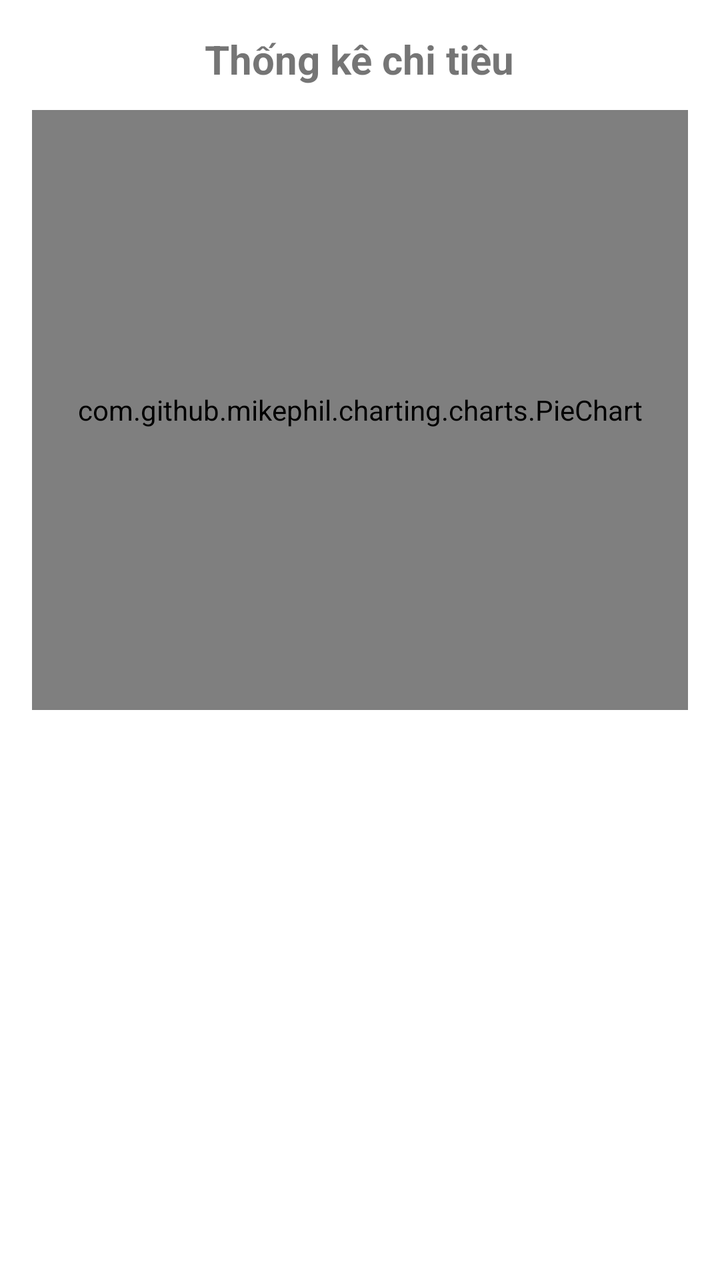
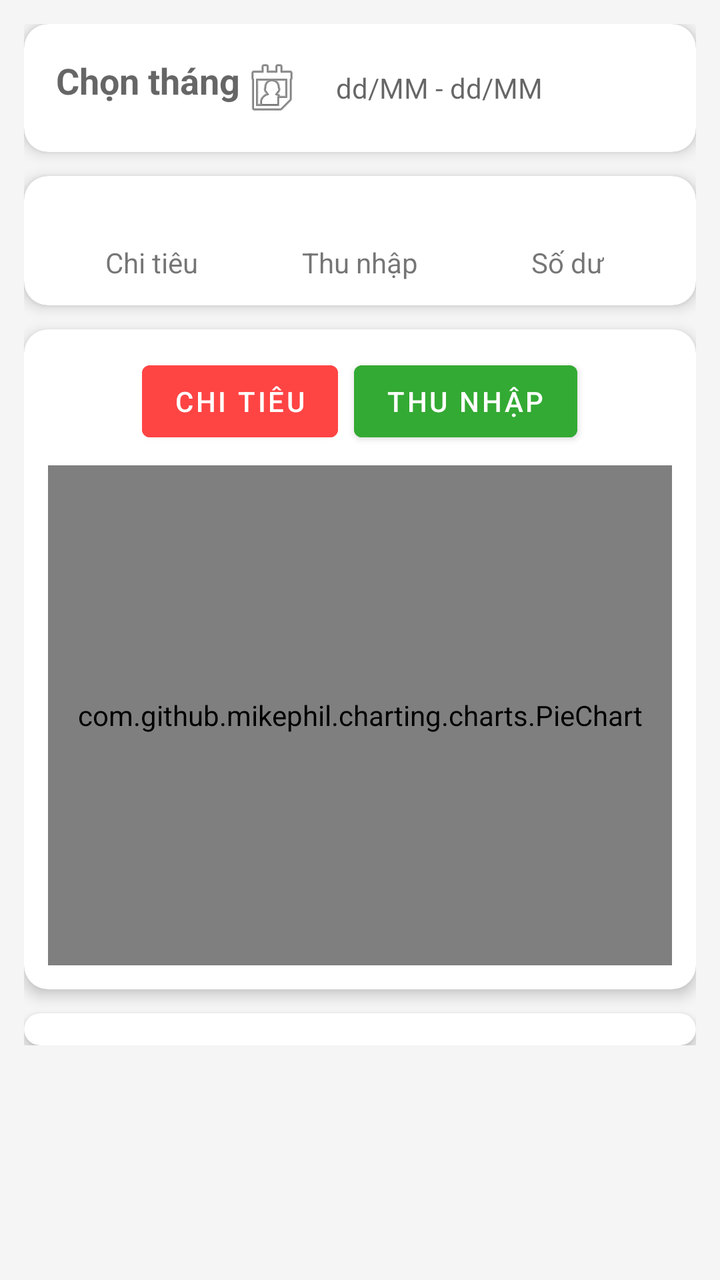

Two renders of the same Android screen: before a commit and after it. Below are the layout's source before the change and the commit's diff.
<!-- AndroidManifest.xml: application theme Theme.ExpenseManagement -->
<!-- res/layout/fragment_statistics.xml -->
<?xml version="1.0" encoding="utf-8"?>
<LinearLayout xmlns:android="http://schemas.android.com/apk/res/android"
    android:orientation="vertical"
    android:layout_width="match_parent"
    android:layout_height="match_parent"
    android:padding="16dp">

    
    <TextView
        android:id="@+id/tvTitle"
        android:text="Thống kê chi tiêu"
        android:textSize="20sp"
        android:textStyle="bold"
        android:layout_gravity="center"
        android:layout_marginBottom="12dp"
        android:layout_width="wrap_content"
        android:layout_height="wrap_content"/>

    
    <com.github.mikephil.charting.charts.PieChart
        android:id="@+id/pieChart"
        android:layout_width="match_parent"
        android:layout_height="300dp"
        android:layout_marginBottom="16dp" />

    
    <LinearLayout
        android:id="@+id/legendLayout"
        android:orientation="vertical"
        android:layout_width="match_parent"
        android:layout_height="wrap_content">
        
    </LinearLayout>

</LinearLayout>
<!-- resources referenced by this layout -->
<resources>
  <style name="Theme.ExpenseManagement" parent="Theme.MaterialComponents.DayNight.NoActionBar">
          <item name="colorPrimary">@color/purple_500</item>
          <item name="colorPrimaryDark">@color/purple_700</item>
          <item name="colorAccent">@color/teal_200</item>
  
          <item name="android:statusBarColor" tools:targetApi="l">?attr/colorPrimaryDark</item>
      </style>
  <color name="purple_500">#FF6200EE</color>
  <color name="purple_700">#FF3700B3</color>
  <color name="teal_200">#FF03DAC5</color>
</resources>

<!-- the commit's change to res/layout/fragment_statistics.xml (unified diff, before → after) -->
@@ -1,35 +1,213 @@
 <?xml version="1.0" encoding="utf-8"?>
-<LinearLayout xmlns:android="http://schemas.android.com/apk/res/android"
-    android:orientation="vertical"
+<ScrollView xmlns:android="http://schemas.android.com/apk/res/android"
+    xmlns:app="http://schemas.android.com/apk/res-auto"
     android:layout_width="match_parent"
     android:layout_height="match_parent"
-    android:padding="16dp">
-
-    
-    <TextView
-        android:id="@+id/tvTitle"
-        android:text="Thống kê chi tiêu"
-        android:textSize="20sp"
-        android:textStyle="bold"
-        android:layout_gravity="center"
-        android:layout_marginBottom="12dp"
-        android:layout_width="wrap_content"
-        android:layout_height="wrap_content"/>
-
-    
-    <com.github.mikephil.charting.charts.PieChart
-        android:id="@+id/pieChart"
-        android:layout_width="match_parent"
-        android:layout_height="300dp"
-        android:layout_marginBottom="16dp" />
-
-    
+    android:background="#F5F5F5">
+
     <LinearLayout
-        android:id="@+id/legendLayout"
         android:orientation="vertical"
         android:layout_width="match_parent"
-        android:layout_height="wrap_content">
-        
+        android:layout_height="wrap_content"
+        android:padding="12dp">
+
+        
+        <com.google.android.material.card.MaterialCardView
+            android:layout_width="match_parent"
+            android:layout_height="wrap_content"
+            android:layout_marginBottom="12dp"
+            app:cardElevation="4dp"
+            app:cardCornerRadius="12dp">
+
+            <LinearLayout
+                android:orientation="horizontal"
+                android:gravity="center_vertical"
+                android:padding="12dp"
+                android:layout_width="match_parent"
+                android:layout_height="wrap_content">
+
+                
+                <TextView
+                    android:id="@+id/tvMonth"
+                    android:text=""
+                    android:hint="Chọn tháng"
+                    android:textSize="18sp"
+                    android:textStyle="bold"
+                    android:layout_marginEnd="12dp"
+                    android:layout_width="wrap_content"
+                    android:layout_height="wrap_content"
+                    android:drawableEnd="@android:drawable/ic_menu_my_calendar"
+                    android:clickable="true"
+                    android:focusable="true"
+                    android:padding="4dp"
+                    android:background="?attr/selectableItemBackgroundBorderless" />
+
+                
+                <TextView
+                    android:id="@+id/tvDateRange"
+                    android:text=""
+                    android:hint="dd/MM - dd/MM"
+                    android:textSize="14sp"
+                    android:textColor="#888888"
+                    android:layout_width="wrap_content"
+                    android:layout_height="wrap_content"/>
+            </LinearLayout>
+        </com.google.android.material.card.MaterialCardView>
+
+
+
+
+        
+        <androidx.cardview.widget.CardView
+            android:layout_width="match_parent"
+            android:layout_height="wrap_content"
+            android:layout_marginBottom="12dp"
+            app:cardElevation="4dp"
+            app:cardCornerRadius="12dp">
+
+            <LinearLayout
+                android:orientation="horizontal"
+                android:padding="12dp"
+                android:layout_width="match_parent"
+                android:layout_height="wrap_content">
+
+                
+                <LinearLayout
+                    android:orientation="vertical"
+                    android:gravity="center"
+                    android:layout_width="0dp"
+                    android:layout_height="wrap_content"
+                    android:layout_weight="1">
+
+                    <TextView
+                        android:id="@+id/tvExpense"
+                        android:text=""
+                        android:textColor="#FF4444"
+                        android:textSize="16sp"
+                        android:textStyle="bold"
+                        android:layout_width="wrap_content"
+                        android:layout_height="wrap_content"/>
+
+                    <TextView
+                        android:text="Chi tiêu"
+                        android:textSize="14sp"
+                        android:layout_width="wrap_content"
+                        android:layout_height="wrap_content"/>
+                </LinearLayout>
+
+                
+                <LinearLayout
+                    android:orientation="vertical"
+                    android:gravity="center"
+                    android:layout_width="0dp"
+                    android:layout_height="wrap_content"
+                    android:layout_weight="1">
+
+                    <TextView
+                        android:id="@+id/tvIncome"
+                        android:text=""
+                        android:textColor="#33AA33"
+                        android:textSize="16sp"
+                        android:textStyle="bold"
+                        android:layout_width="wrap_content"
+                        android:layout_height="wrap_content"/>
+
+                    <TextView
+                        android:text="Thu nhập"
+                        android:textSize="14sp"
+                        android:layout_width="wrap_content"
+                        android:layout_height="wrap_content"/>
+                </LinearLayout>
+
+                
+                <LinearLayout
+                    android:orientation="vertical"
+                    android:gravity="center"
+                    android:layout_width="0dp"
+                    android:layout_height="wrap_content"
+                    android:layout_weight="1">
+
+                    <TextView
+                        android:id="@+id/tvBalance"
+                        android:text=""
+                        android:textColor="#000000"
+                        android:textSize="16sp"
+                        android:textStyle="bold"
+                        android:layout_width="wrap_content"
+                        android:layout_height="wrap_content"/>
+
+                    <TextView
+                        android:text="Số dư"
+                        android:textSize="14sp"
+                        android:layout_width="wrap_content"
+                        android:layout_height="wrap_content"/>
+                </LinearLayout>
+            </LinearLayout>
+        </androidx.cardview.widget.CardView>
+
+
+        
+        <androidx.cardview.widget.CardView
+            android:layout_width="match_parent"
+            android:layout_height="wrap_content"
+            android:layout_marginBottom="12dp"
+            app:cardElevation="4dp"
+            app:cardCornerRadius="12dp">
+
+            <LinearLayout
+                android:orientation="vertical"
+                android:layout_width="match_parent"
+                android:layout_height="wrap_content"
+                android:padding="12dp">
+
+                
+                <LinearLayout
+                    android:orientation="horizontal"
+                    android:gravity="center"
+                    android:layout_width="match_parent"
+                    android:layout_height="wrap_content"
+                    android:layout_marginBottom="8dp">
+
+                    <Button
+                        android:id="@+id/btnExpense"
+                        android:text="Chi tiêu"
+                        android:layout_marginEnd="8dp"
+                        android:backgroundTint="#FF4444"
+                        android:textColor="#FFFFFF"
+                        android:layout_width="wrap_content"
+                        android:layout_height="wrap_content"/>
+
+                    <Button
+                        android:id="@+id/btnIncome"
+                        android:text="Thu nhập"
+                        android:backgroundTint="#33AA33"
+                        android:textColor="#FFFFFF"
+                        android:layout_width="wrap_content"
+                        android:layout_height="wrap_content"/>
+                </LinearLayout>
+
+                
+                <com.github.mikephil.charting.charts.PieChart
+                    android:id="@+id/pieChart"
+                    android:layout_width="match_parent"
+                    android:layout_height="250dp"/>
+            </LinearLayout>
+        </androidx.cardview.widget.CardView>
+
+
+        
+        <androidx.cardview.widget.CardView
+            android:layout_width="match_parent"
+            android:layout_height="wrap_content"
+            app:cardElevation="4dp"
+            app:cardCornerRadius="12dp">
+
+            <androidx.recyclerview.widget.RecyclerView
+                android:id="@+id/recyclerCategories"
+                android:layout_width="match_parent"
+                android:layout_height="wrap_content"
+                android:padding="8dp"/>
+        </androidx.cardview.widget.CardView>
+
     </LinearLayout>
-
-</LinearLayout>
+</ScrollView>
